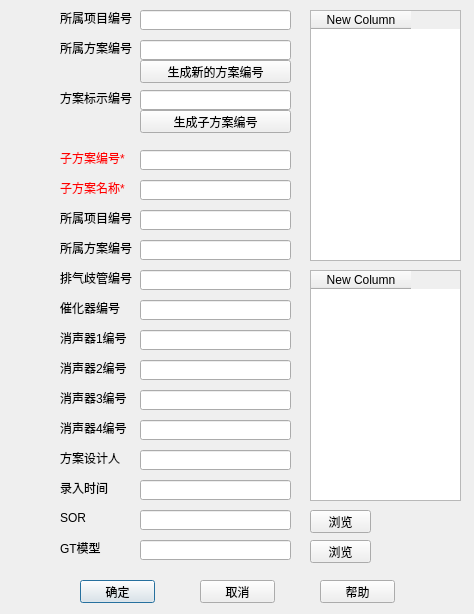
Before: the Qt Designer form views/MufflerPanel_Para_2_Plan_Add.ui in huangshaowei/Muffler-Data, drawn with Qt 5.
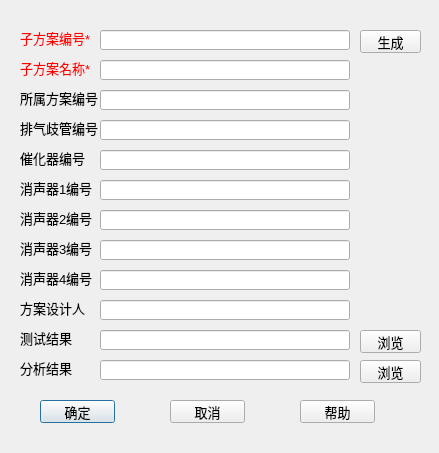
After: the same form once the commit is applied.

Patch:
```diff
--- a/views/MufflerPanel_Para_2_Plan_Add.ui
+++ b/views/MufflerPanel_Para_2_Plan_Add.ui
@@ -6,14 +6,14 @@
    <rect>
     <x>0</x>
     <y>0</y>
-    <width>474</width>
-    <height>614</height>
+    <width>439</width>
+    <height>453</height>
    </rect>
   </property>
   <property name="minimumSize">
    <size>
-    <width>474</width>
-    <height>614</height>
+    <width>0</width>
+    <height>0</height>
    </size>
   </property>
   <property name="maximumSize">
@@ -22,6 +22,11 @@
     <height>614</height>
    </size>
   </property>
+  <property name="font">
+   <font>
+    <pointsize>10</pointsize>
+   </font>
+  </property>
   <property name="windowTitle">
    <string>添加项目标示信息</string>
   </property>
@@ -31,8 +36,8 @@
   <widget class="QPushButton" name="btn_ok">
    <property name="geometry">
     <rect>
-     <x>80</x>
-     <y>580</y>
+     <x>40</x>
+     <y>400</y>
      <width>75</width>
      <height>23</height>
     </rect>
@@ -44,8 +49,8 @@
   <widget class="QPushButton" name="btn_cancel">
    <property name="geometry">
     <rect>
-     <x>200</x>
-     <y>580</y>
+     <x>170</x>
+     <y>400</y>
      <width>75</width>
      <height>23</height>
     </rect>
@@ -54,40 +59,11 @@
     <string>取消</string>
    </property>
   </widget>
-  <widget class="QLineEdit" name="lineEdit1">
-   <property name="geometry">
-    <rect>
-     <x>140</x>
-     <y>10</y>
-     <width>151</width>
-     <height>20</height>
-    </rect>
-   </property>
-   <property name="text">
-    <string/>
-   </property>
-  </widget>
-  <widget class="QLabel" name="label1">
-   <property name="geometry">
-    <rect>
-     <x>60</x>
-     <y>10</y>
-     <width>81</width>
-     <height>16</height>
-    </rect>
-   </property>
-   <property name="styleSheet">
-    <string notr="true"/>
-   </property>
-   <property name="text">
-    <string>所属项目编号</string>
-   </property>
-  </widget>
   <widget class="QLabel" name="label4">
    <property name="geometry">
     <rect>
-     <x>60</x>
-     <y>150</y>
+     <x>20</x>
+     <y>30</y>
      <width>71</width>
      <height>16</height>
     </rect>
@@ -99,27 +75,11 @@
     <string>子方案编号*</string>
    </property>
   </widget>
-  <widget class="QLabel" name="label6">
-   <property name="geometry">
-    <rect>
-     <x>60</x>
-     <y>210</y>
-     <width>81</width>
-     <height>16</height>
-    </rect>
-   </property>
-   <property name="styleSheet">
-    <string notr="true"/>
-   </property>
-   <property name="text">
-    <string>所属项目编号</string>
-   </property>
-  </widget>
   <widget class="QLabel" name="label16">
    <property name="geometry">
     <rect>
-     <x>60</x>
-     <y>510</y>
+     <x>20</x>
+     <y>330</y>
      <width>61</width>
      <height>16</height>
     </rect>
@@ -128,15 +88,15 @@
     <string notr="true"/>
    </property>
    <property name="text">
-    <string>SOR</string>
+    <string>测试结果</string>
    </property>
   </widget>
   <widget class="QLineEdit" name="lineEdit16">
    <property name="geometry">
     <rect>
-     <x>140</x>
-     <y>510</y>
-     <width>151</width>
+     <x>100</x>
+     <y>30</y>
+     <width>250</width>
      <height>20</height>
     </rect>
    </property>
@@ -147,8 +107,8 @@
   <widget class="QLabel" name="label17">
    <property name="geometry">
     <rect>
-     <x>60</x>
-     <y>540</y>
+     <x>20</x>
+     <y>360</y>
      <width>61</width>
      <height>16</height>
     </rect>
@@ -157,15 +117,15 @@
     <string notr="true"/>
    </property>
    <property name="text">
-    <string>GT模型</string>
+    <string>分析结果</string>
    </property>
   </widget>
   <widget class="QLineEdit" name="lineEdit17">
    <property name="geometry">
     <rect>
-     <x>140</x>
-     <y>540</y>
-     <width>151</width>
+     <x>100</x>
+     <y>60</y>
+     <width>250</width>
      <height>20</height>
     </rect>
    </property>
@@ -176,8 +136,8 @@
   <widget class="QPushButton" name="btn_lineEdit16">
    <property name="geometry">
     <rect>
-     <x>310</x>
-     <y>510</y>
+     <x>360</x>
+     <y>330</y>
      <width>61</width>
      <height>23</height>
     </rect>
@@ -189,8 +149,8 @@
   <widget class="QPushButton" name="btn_lineEdit17">
    <property name="geometry">
     <rect>
-     <x>310</x>
-     <y>540</y>
+     <x>360</x>
+     <y>360</y>
      <width>61</width>
      <height>23</height>
     </rect>
@@ -199,110 +159,11 @@
     <string>浏览</string>
    </property>
   </widget>
-  <widget class="QTableWidget" name="table_top">
-   <property name="geometry">
-    <rect>
-     <x>310</x>
-     <y>10</y>
-     <width>151</width>
-     <height>251</height>
-    </rect>
-   </property>
-   <column>
-    <property name="text">
-     <string>New Column</string>
-    </property>
-   </column>
-  </widget>
-  <widget class="QLabel" name="label2">
-   <property name="geometry">
-    <rect>
-     <x>60</x>
-     <y>40</y>
-     <width>81</width>
-     <height>16</height>
-    </rect>
-   </property>
-   <property name="styleSheet">
-    <string notr="true"/>
-   </property>
-   <property name="text">
-    <string>所属方案编号</string>
-   </property>
-  </widget>
-  <widget class="QLabel" name="label3">
-   <property name="geometry">
-    <rect>
-     <x>60</x>
-     <y>90</y>
-     <width>81</width>
-     <height>16</height>
-    </rect>
-   </property>
-   <property name="styleSheet">
-    <string notr="true"/>
-   </property>
-   <property name="text">
-    <string>方案标示编号</string>
-   </property>
-  </widget>
-  <widget class="QLineEdit" name="lineEdit2">
-   <property name="geometry">
-    <rect>
-     <x>140</x>
-     <y>40</y>
-     <width>151</width>
-     <height>20</height>
-    </rect>
-   </property>
-   <property name="text">
-    <string/>
-   </property>
-  </widget>
-  <widget class="QLineEdit" name="lineEdit3">
-   <property name="geometry">
-    <rect>
-     <x>140</x>
-     <y>90</y>
-     <width>151</width>
-     <height>20</height>
-    </rect>
-   </property>
-   <property name="text">
-    <string/>
-   </property>
-  </widget>
-  <widget class="QPushButton" name="btn_generate1">
-   <property name="geometry">
-    <rect>
-     <x>140</x>
-     <y>60</y>
-     <width>151</width>
-     <height>23</height>
-    </rect>
-   </property>
-   <property name="text">
-    <string>生成新的方案编号</string>
-   </property>
-  </widget>
-  <widget class="QPushButton" name="btn_generate2">
-   <property name="geometry">
-    <rect>
-     <x>140</x>
-     <y>110</y>
-     <width>151</width>
-     <height>23</height>
-    </rect>
-   </property>
-   <property name="text">
-    <string>生成子方案编号</string>
-   </property>
-  </widget>
   <widget class="QLabel" name="label5">
    <property name="geometry">
     <rect>
-     <x>60</x>
-     <y>180</y>
+     <x>20</x>
+     <y>60</y>
      <width>71</width>
      <height>16</height>
     </rect>
@@ -314,25 +175,12 @@
     <string>子方案名称*</string>
    </property>
   </widget>
-  <widget class="QLineEdit" name="lineEdit4">
-   <property name="geometry">
-    <rect>
-     <x>140</x>
-     <y>150</y>
-     <width>151</width>
-     <height>20</height>
-    </rect>
-   </property>
-   <property name="text">
-    <string/>
-   </property>
-  </widget>
   <widget class="QLineEdit" name="lineEdit5">
    <property name="geometry">
     <rect>
-     <x>140</x>
-     <y>180</y>
-     <width>151</width>
+     <x>100</x>
+     <y>90</y>
+     <width>250</width>
      <height>20</height>
     </rect>
    </property>
@@ -343,8 +191,8 @@
   <widget class="QLabel" name="label7">
    <property name="geometry">
     <rect>
-     <x>60</x>
-     <y>240</y>
+     <x>20</x>
+     <y>90</y>
      <width>81</width>
      <height>16</height>
     </rect>
@@ -359,9 +207,9 @@
   <widget class="QLineEdit" name="lineEdit6">
    <property name="geometry">
     <rect>
-     <x>140</x>
-     <y>210</y>
-     <width>151</width>
+     <x>100</x>
+     <y>120</y>
+     <width>250</width>
      <height>20</height>
     </rect>
    </property>
@@ -372,9 +220,9 @@
   <widget class="QLineEdit" name="lineEdit7">
    <property name="geometry">
     <rect>
-     <x>140</x>
-     <y>240</y>
-     <width>151</width>
+     <x>100</x>
+     <y>150</y>
+     <width>250</width>
      <height>20</height>
     </rect>
    </property>
@@ -385,8 +233,8 @@
   <widget class="QLabel" name="label8">
    <property name="geometry">
     <rect>
-     <x>60</x>
-     <y>270</y>
+     <x>20</x>
+     <y>120</y>
      <width>81</width>
      <height>16</height>
     </rect>
@@ -401,9 +249,9 @@
   <widget class="QLineEdit" name="lineEdit8">
    <property name="geometry">
     <rect>
-     <x>140</x>
-     <y>270</y>
-     <width>151</width>
+     <x>100</x>
+     <y>180</y>
+     <width>250</width>
      <height>20</height>
     </rect>
    </property>
@@ -414,8 +262,8 @@
   <widget class="QLabel" name="label9">
    <property name="geometry">
     <rect>
-     <x>60</x>
-     <y>300</y>
+     <x>20</x>
+     <y>150</y>
      <width>81</width>
      <height>16</height>
     </rect>
@@ -430,9 +278,9 @@
   <widget class="QLineEdit" name="lineEdit9">
    <property name="geometry">
     <rect>
-     <x>140</x>
-     <y>300</y>
-     <width>151</width>
+     <x>100</x>
+     <y>210</y>
+     <width>250</width>
      <height>20</height>
     </rect>
    </property>
@@ -443,8 +291,8 @@
   <widget class="QLabel" name="label10">
    <property name="geometry">
     <rect>
-     <x>60</x>
-     <y>330</y>
+     <x>20</x>
+     <y>180</y>
      <width>81</width>
      <height>16</height>
     </rect>
@@ -459,9 +307,9 @@
   <widget class="QLineEdit" name="lineEdit10">
    <property name="geometry">
     <rect>
-     <x>140</x>
-     <y>330</y>
-     <width>151</width>
+     <x>100</x>
+     <y>240</y>
+     <width>250</width>
      <height>20</height>
     </rect>
    </property>
@@ -472,8 +320,8 @@
   <widget class="QLabel" name="label11">
    <property name="geometry">
     <rect>
-     <x>60</x>
-     <y>360</y>
+     <x>20</x>
+     <y>210</y>
      <width>81</width>
      <height>16</height>
     </rect>
@@ -488,9 +336,9 @@
   <widget class="QLineEdit" name="lineEdit11">
    <property name="geometry">
     <rect>
-     <x>140</x>
-     <y>360</y>
-     <width>151</width>
+     <x>100</x>
+     <y>270</y>
+     <width>250</width>
      <height>20</height>
     </rect>
    </property>
@@ -501,8 +349,8 @@
   <widget class="QLabel" name="label12">
    <property name="geometry">
     <rect>
-     <x>60</x>
-     <y>390</y>
+     <x>20</x>
+     <y>240</y>
      <width>81</width>
      <height>16</height>
     </rect>
@@ -517,9 +365,9 @@
   <widget class="QLineEdit" name="lineEdit12">
    <property name="geometry">
     <rect>
-     <x>140</x>
-     <y>390</y>
-     <width>151</width>
+     <x>100</x>
+     <y>300</y>
+     <width>250</width>
      <height>20</height>
     </rect>
    </property>
@@ -530,8 +378,8 @@
   <widget class="QLabel" name="label13">
    <property name="geometry">
     <rect>
-     <x>60</x>
-     <y>420</y>
+     <x>20</x>
+     <y>270</y>
      <width>81</width>
      <height>16</height>
     </rect>
@@ -543,25 +391,12 @@
     <string>消声器4编号</string>
    </property>
   </widget>
-  <widget class="QLineEdit" name="lineEdit13">
-   <property name="geometry">
-    <rect>
-     <x>140</x>
-     <y>420</y>
-     <width>151</width>
-     <height>20</height>
-    </rect>
-   </property>
-   <property name="text">
-    <string/>
-   </property>
-  </widget>
   <widget class="QLineEdit" name="lineEdit14">
    <property name="geometry">
     <rect>
-     <x>140</x>
-     <y>450</y>
-     <width>151</width>
+     <x>100</x>
+     <y>330</y>
+     <width>250</width>
      <height>20</height>
     </rect>
    </property>
@@ -572,8 +407,8 @@
   <widget class="QLabel" name="label14">
    <property name="geometry">
     <rect>
-     <x>60</x>
-     <y>450</y>
+     <x>20</x>
+     <y>300</y>
      <width>81</width>
      <height>16</height>
     </rect>
@@ -585,28 +420,12 @@
     <string>方案设计人</string>
    </property>
   </widget>
-  <widget class="QLabel" name="label15">
-   <property name="geometry">
-    <rect>
-     <x>60</x>
-     <y>480</y>
-     <width>81</width>
-     <height>16</height>
-    </rect>
-   </property>
-   <property name="styleSheet">
-    <string notr="true"/>
-   </property>
-   <property name="text">
-    <string>录入时间</string>
-   </property>
-  </widget>
   <widget class="QLineEdit" name="lineEdit15">
    <property name="geometry">
     <rect>
-     <x>140</x>
-     <y>480</y>
-     <width>151</width>
+     <x>100</x>
+     <y>360</y>
+     <width>250</width>
      <height>20</height>
     </rect>
    </property>
@@ -614,26 +433,11 @@
     <string/>
    </property>
   </widget>
-  <widget class="QTableWidget" name="table_bottom">
-   <property name="geometry">
-    <rect>
-     <x>310</x>
-     <y>270</y>
-     <width>151</width>
-     <height>231</height>
-    </rect>
-   </property>
-   <column>
-    <property name="text">
-     <string>New Column</string>
-    </property>
-   </column>
-  </widget>
   <widget class="QPushButton" name="btn_help">
    <property name="geometry">
     <rect>
-     <x>320</x>
-     <y>580</y>
+     <x>300</x>
+     <y>400</y>
      <width>75</width>
      <height>23</height>
     </rect>
@@ -642,6 +446,19 @@
     <string>帮助</string>
    </property>
   </widget>
+  <widget class="QPushButton" name="btn_generate1">
+   <property name="geometry">
+    <rect>
+     <x>360</x>
+     <y>30</y>
+     <width>61</width>
+     <height>23</height>
+    </rect>
+   </property>
+   <property name="text">
+    <string>生成</string>
+   </property>
+  </widget>
  </widget>
  <resources/>
  <connections/>
```
Left out of the diff: 28 changed lines with no effect on the pictures.
